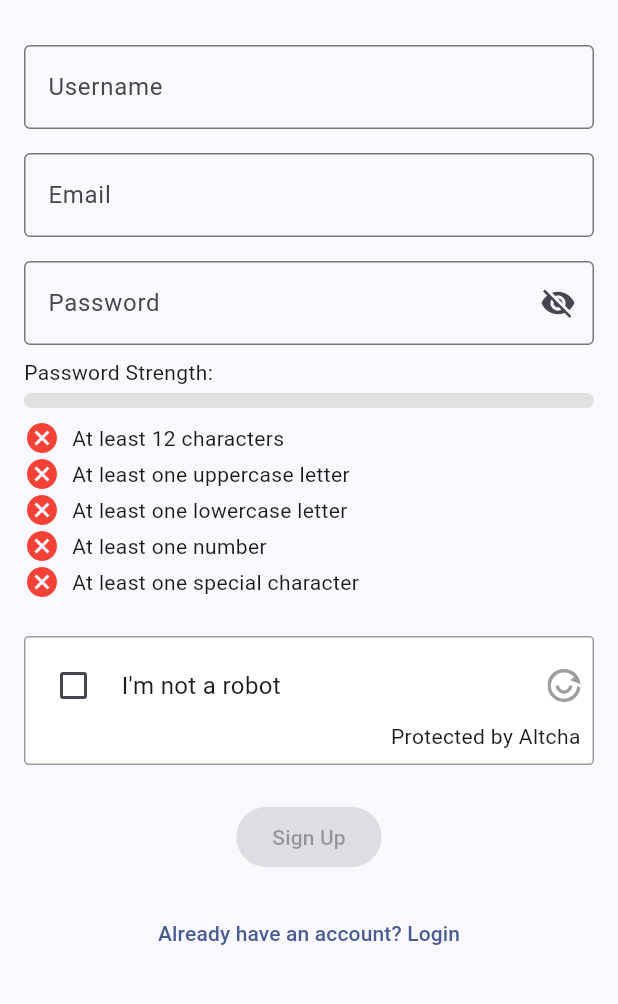
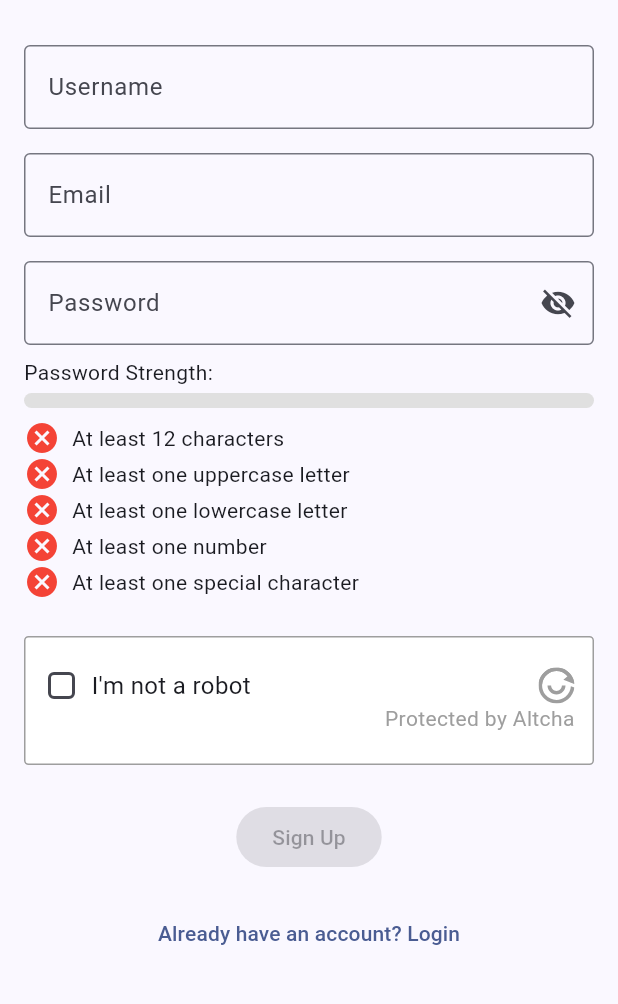
Before and after one commit to trebeljahr/wherearemyfriends.info, a Flutter app: the SignupPage screen opened directly, on a phone screen of 412 x 824 dp, the part 63-1067 px from its top. Run offline on Flutter 3.47's test engine with Material 3 defaults, Android fonts, the light colour scheme and no system bars; our stand-ins replace flutter_svg, font_awesome_flutter; missing offline and left inert: maplibre_gl.

Commit message:
fix display of altcha widget

```diff
--- a/app/lib/widgets/altcha.dart
+++ b/app/lib/widgets/altcha.dart
@@ -119,13 +119,13 @@
     return Container(
       decoration: BoxDecoration(
         border: Border.all(
-          color: _isSolved ? Colors.green : Colors.grey,
+          color: Colors.grey,
           width: 1.0,
         ),
         borderRadius: BorderRadius.circular(3.0),
         color: Colors.white,
       ),
-      padding: const EdgeInsets.all(8.0),
+      padding: const EdgeInsets.fromLTRB(12.0, 20.0, 12.0, 20.0),
       child: Column(
         crossAxisAlignment: CrossAxisAlignment.start,
         children: [
@@ -149,10 +149,14 @@
               else if (_isSolved)
                 const Row(
                   children: [
-                    Icon(
-                      Icons.check_circle,
-                      color: Colors.green,
-                      size: 24,
+                    SizedBox(
+                      width: 24,
+                      height: 24,
+                      child: Icon(
+                        Icons.check_circle,
+                        color: Colors.blue,
+                        size: 24,
+                      ),
                     ),
                     SizedBox(width: 8.0),
                     Text(
@@ -164,9 +168,16 @@
               else
                 Row(
                   children: [
-                    Checkbox(
-                      value: _isSolved,
-                      onChanged: (value) => _fetchChallenge(),
+                    SizedBox(
+                      width: 24,
+                      height: 24,
+                      child: Checkbox(
+                        value: _isSolved,
+                        onChanged: (value) => _fetchChallenge(),
+                        shape: RoundedRectangleBorder(
+                          borderRadius: BorderRadius.circular(4.0),
+                        ),
+                      ),
                     ),
                     const SizedBox(width: 8.0),
                     const Text(
@@ -178,8 +189,8 @@
               const Spacer(),
               SvgPicture.string(
                 altchaLogoSvg,
-                width: 22,
-                height: 22,
+                width: 24,
+                height: 24,
                 colorFilter:
                     const ColorFilter.mode(Colors.grey, BlendMode.srcIn),
               ),
@@ -195,7 +206,10 @@
             ),
           const Align(
             alignment: Alignment.centerRight,
-            child: Text('Protected by Altcha'),
+            child: Text(
+              'Protected by Altcha',
+              style: TextStyle(color: Colors.grey),
+            ),
           ),
         ],
       ),
```
